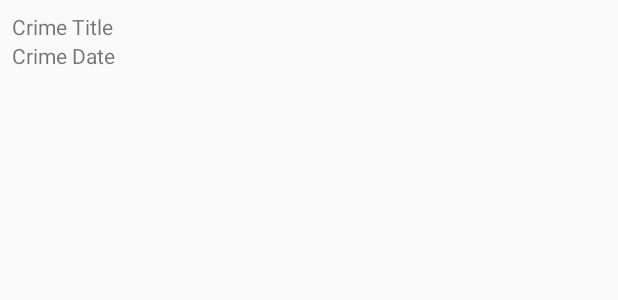
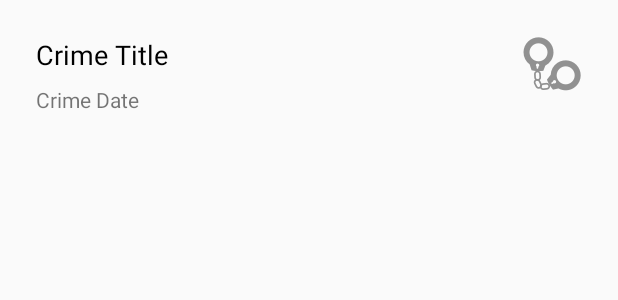
Before and after one commit to usc-NJH022/Criminal_Intent_New, an Android app: the layout list_item_crime.xml on its own in the app's theme, with its tools: preview values and no code run, on a phone screen of 412 x 824 dp. Shown: the top 300 px of the screen. Run offline under Robolectric (Android 15) with nearby library versions, the phone set to English and light mode, and no system bars.

Commit message:
Finished Chapter None, all functionality is complete

```diff
--- a/app/build.gradle
+++ b/app/build.gradle
@@ -21,10 +21,10 @@ android {
 
 dependencies {
     implementation fileTree(dir: 'libs', include: ['*.jar'])
-    implementation 'androidx.appcompat:appcompat:1.0.2'
-    implementation 'androidx.constraintlayout:constraintlayout:1.1.3'
-    testImplementation 'junit:junit:4.12'
-    androidTestImplementation 'androidx.test:runner:1.2.0'
-    androidTestImplementation 'androidx.test.espresso:espresso-core:3.2.0'
+    implementation 'androidx.appcompat:appcompat:1.1.0-rc01'
+    implementation 'androidx.constraintlayout:constraintlayout:2.0.0-beta2'
+    testImplementation 'junit:junit:4.13-beta-3'
+    androidTestImplementation 'androidx.test:runner:1.3.0-alpha02'
+    androidTestImplementation 'androidx.test.espresso:espresso-core:3.3.0-alpha02'
     implementation 'com.android.support:recyclerview-v7:28.0.0'
 }
--- a/app/src/main/java/android/bignerdranch/criminalintent/CrimeActivity.java
+++ b/app/src/main/java/android/bignerdranch/criminalintent/CrimeActivity.java
@@ -1,10 +1,6 @@
 package android.bignerdranch.criminalintent;
 
-import androidx.appcompat.app.AppCompatActivity;
 import androidx.fragment.app.Fragment;
-import androidx.fragment.app.FragmentManager;
-
-import android.os.Bundle;
 
 public class CrimeActivity extends SingleFragmentActivity {
 
--- a/app/src/main/java/android/bignerdranch/criminalintent/CrimeListFragment.java
+++ b/app/src/main/java/android/bignerdranch/criminalintent/CrimeListFragment.java
@@ -4,6 +4,7 @@ import android.os.Bundle;
 import android.view.LayoutInflater;
 import android.view.View;
 import android.view.ViewGroup;
+import android.widget.ImageView;
 import android.widget.TextView;
 import android.widget.Toast;
 
@@ -43,6 +44,7 @@ public class CrimeListFragment extends Fragment {
 
         private TextView mTitleTextView;
         private TextView mDateTextView;
+        private ImageView mSolvedImageView;
         private Crime mCrime;
 
         public CrimeHolder(LayoutInflater inflater, ViewGroup parent){
@@ -51,6 +53,7 @@ public class CrimeListFragment extends Fragment {
 
             mTitleTextView = (TextView)itemView.findViewById(R.id.crime_title);
             mDateTextView = (TextView) itemView.findViewById(R.id.crime_date);
+            mSolvedImageView = (ImageView)itemView.findViewById(R.id.crime_solved);
         }
 
         @Override
@@ -64,6 +67,7 @@ public class CrimeListFragment extends Fragment {
             mCrime = crime;
             mTitleTextView.setText(mCrime.getTitle());
             mDateTextView.setText(mCrime.getDate().toString());
+            mSolvedImageView.setVisibility(crime.isSolved() ? View.VISIBLE : View.GONE);
         }
     }
 
--- a/app/src/main/res/layout/list_item_crime.xml
+++ b/app/src/main/res/layout/list_item_crime.xml
@@ -1,5 +1,7 @@
 <?xml version="1.0" encoding="utf-8"?>
-<LinearLayout xmlns:android="http://schemas.android.com/apk/res/android"
+<androidx.constraintlayout.widget.ConstraintLayout xmlns:android="http://schemas.android.com/apk/res/android"
+    xmlns:app="http://schemas.android.com/apk/res-auto"
+    xmlns:tools="http://schemas.android.com/tools"
     android:layout_width="match_parent"
     android:layout_height="wrap_content"
     android:orientation="vertical"
@@ -7,14 +9,40 @@
 
     <TextView
         android:id="@+id/crime_title"
-        android:layout_width="match_parent"
+        android:layout_width="0dp"
         android:layout_height="wrap_content"
-        android:text="Crime Title"/>
+        android:layout_marginTop="16dp"
+        android:layout_marginEnd="8dp"
+        android:layout_marginStart="16dp"
+        android:text="Crime Title"
+        android:textColor="@android:color/black"
+        android:textSize="18sp"
+        app:layout_constraintLeft_toLeftOf="parent"
+        app:layout_constraintRight_toLeftOf="@id/crime_solved"
+        app:layout_constraintTop_toTopOf="parent" />
 
     <TextView
         android:id="@+id/crime_date"
-        android:layout_width="match_parent"
+        android:layout_width="0dp"
         android:layout_height="wrap_content"
-        android:text="Crime Date"/>
+        android:layout_marginStart="16dp"
+        android:layout_marginTop="8dp"
+        android:layout_marginEnd="8dp"
+        android:text="Crime Date"
+        app:layout_constraintLeft_toLeftOf="parent"
+        app:layout_constraintRight_toLeftOf="@id/crime_solved"
+        app:layout_constraintTop_toBottomOf="@id/crime_title" />
 
-</LinearLayout>
+    <ImageView
+        android:id="@+id/crime_solved"
+        android:layout_width="wrap_content"
+        android:layout_height="wrap_content"
+        app:srcCompat="@drawable/ic_solved"
+        android:layout_marginTop="16dp"
+        app:layout_constraintTop_toTopOf="parent"
+        app:layout_constraintBottom_toBottomOf="parent"
+        android:layout_marginBottom="16dp"
+        android:layout_marginEnd="16dp"
+        app:layout_constraintRight_toRightOf="parent"/>
+
+</androidx.constraintlayout.widget.ConstraintLayout>
```
Also changed, not shown: app/src/main/res/drawable-hdpi/ic_solved.png (added), app/src/main/res/drawable-mdpi/ic_solved.png (added), app/src/main/res/drawable-xhdpi/ic_solved.png (added), app/src/main/res/drawable-xxhdpi/ic_solved.png (added), app/src/main/res/drawable-xxxhdpi/ic_solved.png (added).
